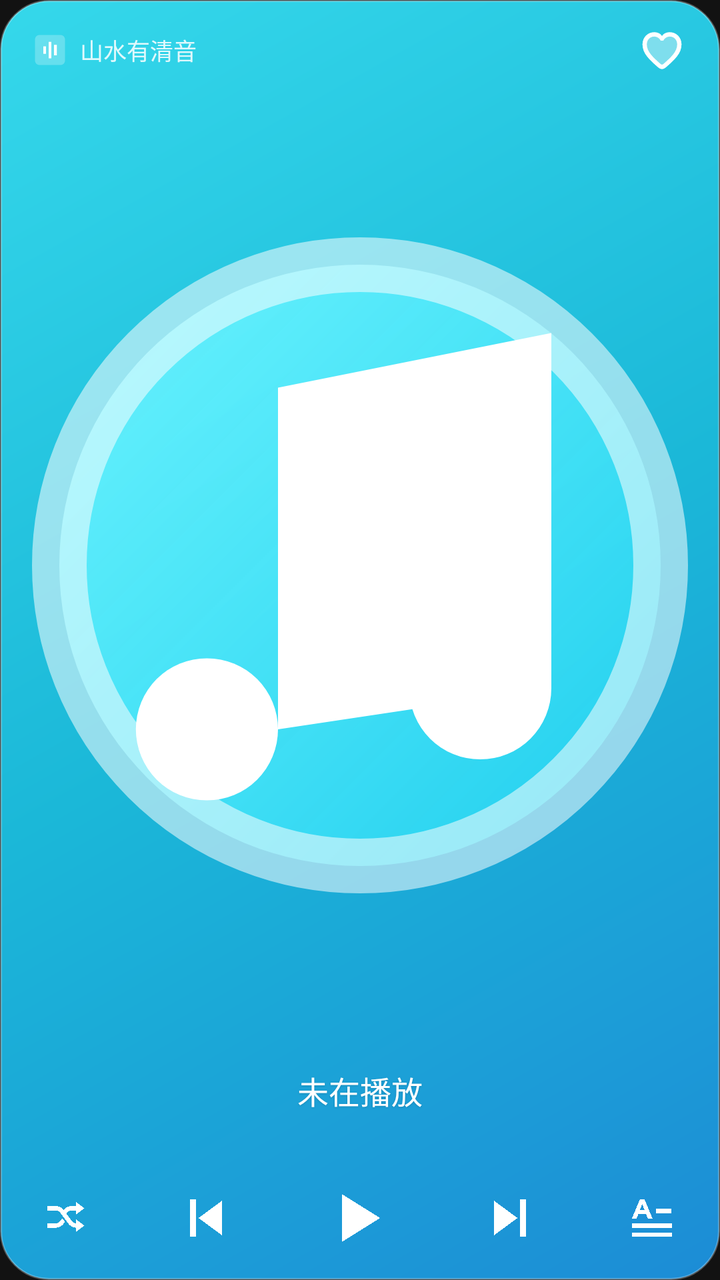
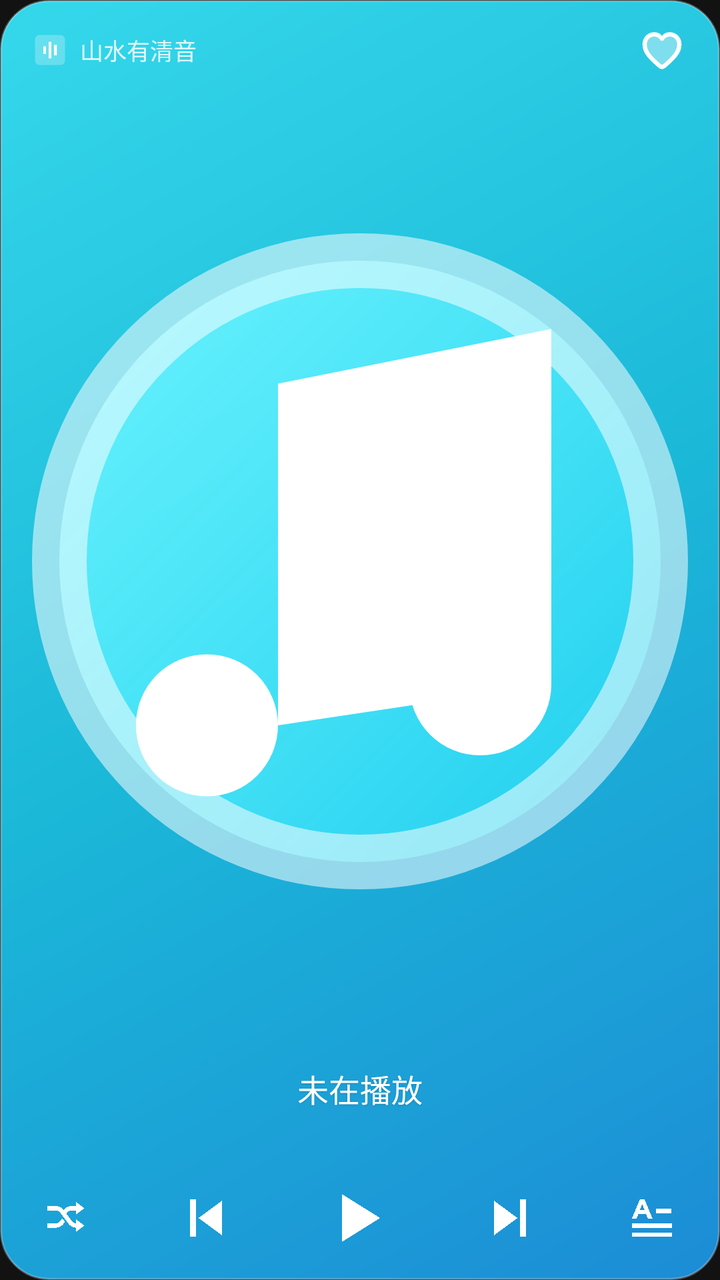

Before-and-after screenshots of an Android layout around one commit, followed by the original layout XML and the change that was made.
<!-- AndroidManifest.xml: application theme Theme.Sonance -->
<!-- res/layout/widget_large.xml -->
<?xml version="1.0" encoding="utf-8"?>
<FrameLayout xmlns:android="http://schemas.android.com/apk/res/android"
    android:id="@+id/widget_root"
    android:layout_width="match_parent"
    android:layout_height="match_parent"
    android:background="@android:color/transparent">

    <ImageView
        android:id="@+id/widget_bg_img"
        android:layout_width="match_parent"
        android:layout_height="match_parent"
        android:importantForAccessibility="no"
        android:scaleType="fitXY"
        android:src="@drawable/widget_bg" />

    <LinearLayout
        android:layout_width="match_parent"
        android:layout_height="match_parent"
        android:orientation="vertical"
        android:paddingStart="16dp"
        android:paddingTop="12dp"
        android:paddingEnd="16dp"
        android:paddingBottom="12dp">

        
        <LinearLayout
            android:layout_width="match_parent"
            android:layout_height="wrap_content"
            android:gravity="center_vertical"
            android:orientation="horizontal">

            <ImageView
                android:layout_width="18dp"
                android:layout_height="18dp"
                android:importantForAccessibility="no"
                android:scaleType="fitCenter"
                android:src="@drawable/widget_ic_brand_badge" />

            <TextView
                android:id="@+id/widget_brand"
                android:layout_width="0dp"
                android:layout_height="wrap_content"
                android:layout_marginStart="6dp"
                android:layout_weight="1"
                android:fontFamily="sans-serif-medium"
                android:includeFontPadding="false"
                android:maxLines="1"
                android:text="@string/widget_brand"
                android:textColor="#D9FFFFFF"
                android:textSize="11.5sp" />

            <ImageView
                android:id="@+id/widget_fav"
                android:layout_width="26dp"
                android:layout_height="26dp"
                android:background="@drawable/widget_btn_ripple"
                android:contentDescription="@string/widget_fav_desc"
                android:scaleType="fitCenter"
                android:src="@drawable/widget_ic_heart_outline" />
        </LinearLayout>

        
        <FrameLayout
            android:layout_width="match_parent"
            android:layout_height="0dp"
            android:layout_marginTop="4dp"
            android:layout_weight="1">

            <ImageView
                android:id="@+id/widget_cover"
                android:layout_width="match_parent"
                android:layout_height="match_parent"
                android:contentDescription="@string/widget_cover_desc"
                android:scaleType="fitCenter"
                android:src="@drawable/widget_placeholder" />
        </FrameLayout>

        
        <FrameLayout
            android:layout_width="match_parent"
            android:layout_height="wrap_content"
            android:layout_marginTop="6dp"
            android:minHeight="32dp">

            <LinearLayout
                android:id="@+id/widget_info_group"
                android:layout_width="match_parent"
                android:layout_height="wrap_content"
                android:layout_gravity="center_vertical"
                android:orientation="vertical">

                <TextView
                    android:id="@+id/widget_title"
                    android:layout_width="match_parent"
                    android:layout_height="wrap_content"
                    android:ellipsize="end"
                    android:fontFamily="sans-serif-medium"
                    android:gravity="center_horizontal"
                    android:includeFontPadding="false"
                    android:maxLines="1"
                    android:shadowColor="#26000000"
                    android:shadowDy="1"
                    android:shadowRadius="2"
                    android:text="@string/widget_idle_title"
                    android:textColor="#FFFFFFFF"
                    android:textSize="15.5sp" />

                <TextView
                    android:id="@+id/widget_artist"
                    android:layout_width="0dp"
                    android:layout_height="0dp"
                    android:visibility="gone" />
            </LinearLayout>

            <LinearLayout
                android:id="@+id/widget_lyric_group"
                android:layout_width="match_parent"
                android:layout_height="wrap_content"
                android:layout_gravity="center_vertical"
                android:orientation="vertical"
                android:paddingTop="2dp"
                android:paddingBottom="2dp"
                android:visibility="gone">

                <TextView
                    android:id="@+id/widget_lyric_prev"
                    android:layout_width="match_parent"
                    android:layout_height="wrap_content"
                    android:ellipsize="end"
                    android:gravity="center_horizontal"
                    android:includeFontPadding="false"
                    android:maxLines="1"
                    android:textColor="#99FFFFFF"
                    android:textSize="12sp" />

                <TextView
                    android:id="@+id/widget_lyric_cur"
                    android:layout_width="match_parent"
                    android:layout_height="wrap_content"
                    android:layout_marginTop="4dp"
                    android:layout_marginBottom="4dp"
                    android:ellipsize="end"
                    android:fontFamily="sans-serif-medium"
                    android:gravity="center_horizontal"
                    android:includeFontPadding="false"
                    android:maxLines="2"
                    android:shadowColor="#26000000"
                    android:shadowDy="1"
                    android:shadowRadius="2"
                    android:textColor="#FFFFFFFF"
                    android:textSize="15.5sp" />

                <TextView
                    android:id="@+id/widget_lyric_next"
                    android:layout_width="match_parent"
                    android:layout_height="wrap_content"
                    android:ellipsize="end"
                    android:gravity="center_horizontal"
                    android:includeFontPadding="false"
                    android:maxLines="1"
                    android:textColor="#99FFFFFF"
                    android:textSize="12sp" />
            </LinearLayout>
        </FrameLayout>

        
        <LinearLayout
            android:id="@+id/widget_progress_row"
            android:layout_width="match_parent"
            android:layout_height="wrap_content"
            android:layout_marginTop="8dp"
            android:gravity="center_vertical"
            android:orientation="horizontal">

            <TextView
                android:id="@+id/widget_time_cur"
                android:layout_width="wrap_content"
                android:layout_height="wrap_content"
                android:includeFontPadding="false"
                android:textColor="#E6FFFFFF"
                android:textSize="10.5sp" />

            <ImageView
                android:id="@+id/widget_progress"
                android:layout_width="0dp"
                android:layout_height="8dp"
                android:layout_marginStart="8dp"
                android:layout_marginEnd="8dp"
                android:layout_weight="1"
                android:importantForAccessibility="no"
                android:scaleType="fitXY" />

            <TextView
                android:id="@+id/widget_time_total"
                android:layout_width="wrap_content"
                android:layout_height="wrap_content"
                android:includeFontPadding="false"
                android:textColor="#E6FFFFFF"
                android:textSize="10.5sp" />
        </LinearLayout>

        
        <LinearLayout
            android:id="@+id/widget_controls"
            android:layout_width="match_parent"
            android:layout_height="wrap_content"
            android:layout_marginTop="8dp"
            android:gravity="center_vertical"
            android:orientation="horizontal"
            android:paddingStart="4dp"
            android:paddingEnd="4dp">

            <ImageView
                android:id="@+id/widget_mode"
                android:layout_width="26dp"
                android:layout_height="26dp"
                android:background="@drawable/widget_btn_ripple"
                android:contentDescription="@string/widget_mode_desc"
                android:scaleType="fitCenter"
                android:src="@drawable/widget_ic_mode_shuffle" />

            <FrameLayout
                android:layout_width="0dp"
                android:layout_height="1dp"
                android:layout_weight="1" />

            <ImageView
                android:id="@+id/widget_prev"
                android:layout_width="30dp"
                android:layout_height="30dp"
                android:background="@drawable/widget_btn_ripple"
                android:contentDescription="@string/widget_prev_desc"
                android:scaleType="fitCenter"
                android:src="@drawable/widget_ic_prev" />

            <FrameLayout
                android:layout_width="0dp"
                android:layout_height="1dp"
                android:layout_weight="1" />

            <ImageView
                android:id="@+id/widget_play"
                android:layout_width="38dp"
                android:layout_height="38dp"
                android:background="@drawable/widget_btn_ripple"
                android:contentDescription="@string/widget_play_desc"
                android:scaleType="fitCenter"
                android:src="@drawable/widget_ic_play" />

            <FrameLayout
                android:layout_width="0dp"
                android:layout_height="1dp"
                android:layout_weight="1" />

            <ImageView
                android:id="@+id/widget_next"
                android:layout_width="30dp"
                android:layout_height="30dp"
                android:background="@drawable/widget_btn_ripple"
                android:contentDescription="@string/widget_next_desc"
                android:scaleType="fitCenter"
                android:src="@drawable/widget_ic_next" />

            <FrameLayout
                android:layout_width="0dp"
                android:layout_height="1dp"
                android:layout_weight="1" />

            <ImageView
                android:id="@+id/widget_lyric_toggle"
                android:layout_width="28dp"
                android:layout_height="28dp"
                android:background="@drawable/widget_btn_ripple"
                android:contentDescription="@string/widget_lyric_desc"
                android:scaleType="fitCenter"
                android:src="@drawable/widget_ic_lyric" />
        </LinearLayout>
    </LinearLayout>
</FrameLayout>
<!-- resources referenced by this layout -->
<resources>
  <!-- drawable widget_bg (drawable) -->
  <?xml version="1.0" encoding="utf-8"?>
  <shape xmlns:android="http://schemas.android.com/apk/res/android"
      android:shape="rectangle">
      <gradient
          android:angle="315"
          android:centerColor="#FF1BB8D8"
          android:endColor="#FF1C8CD6"
          android:startColor="#FF35D8EB"
          android:type="linear" />
      <corners android:radius="24dp" />
      <stroke
          android:width="1dp"
          android:color="#48FFFFFF" />
  </shape>
  <!-- drawable widget_btn_ripple (drawable) -->
  <?xml version="1.0" encoding="utf-8"?>
  <ripple xmlns:android="http://schemas.android.com/apk/res/android"
      android:color="#33FFFFFF" />
  <!-- drawable widget_ic_next (drawable) -->
  <?xml version="1.0" encoding="utf-8"?>
  <vector xmlns:android="http://schemas.android.com/apk/res/android"
      android:width="24dp"
      android:height="24dp"
      android:viewportWidth="24"
      android:viewportHeight="24">
      <path
          android:fillColor="#FFFFFFFF"
          android:pathData="M5.5,5 L15,12 L5.5,19 Z" />
      <path
          android:fillColor="#FFFFFFFF"
          android:pathData="M16.1,4.5h2.4v15h-2.4z" />
  </vector>
  <!-- drawable widget_ic_play (drawable) -->
  <?xml version="1.0" encoding="utf-8"?>
  <vector xmlns:android="http://schemas.android.com/apk/res/android"
      android:width="24dp"
      android:height="24dp"
      android:viewportWidth="24"
      android:viewportHeight="24">
      <path
          android:fillColor="#FFFFFFFF"
          android:pathData="M7,4.5 L19,12 L7,19.5 Z" />
  </vector>
  <!-- drawable widget_ic_prev (drawable) -->
  <?xml version="1.0" encoding="utf-8"?>
  <vector xmlns:android="http://schemas.android.com/apk/res/android"
      android:width="24dp"
      android:height="24dp"
      android:viewportWidth="24"
      android:viewportHeight="24">
      <path
          android:fillColor="#FFFFFFFF"
          android:pathData="M18.5,5 L9,12 L18.5,19 Z" />
      <path
          android:fillColor="#FFFFFFFF"
          android:pathData="M5.5,4.5h2.4v15h-2.4z" />
  </vector>
  <string name="widget_brand">山水有清音</string>
  <string name="widget_cover_desc">专辑封面</string>
  <string name="widget_fav_desc">收藏或取消收藏</string>
  <string name="widget_idle_title">未在播放</string>
  <string name="widget_lyric_desc">显示或隐藏歌词</string>
  <string name="widget_mode_desc">切换播放模式</string>
  <string name="widget_next_desc">下一首</string>
  <string name="widget_play_desc">播放或暂停</string>
  <string name="widget_prev_desc">上一首</string>
  <style name="Theme.Sonance" parent="android:Theme.Material.NoActionBar">
          <item name="android:windowBackground">@color/window_bg</item>
          <item name="android:statusBarColor">@android:color/transparent</item>
          <item name="android:navigationBarColor">@android:color/transparent</item>
          <item name="android:windowDrawsSystemBarBackgrounds">true</item>
          <item name="android:windowLayoutInDisplayCutoutMode">shortEdges</item>
          <item name="android:windowLightStatusBar">false</item>
          <item name="android:colorAccent">#FFE8A838</item>
      </style>
  <!-- drawable widget_ic_note (drawable) -->
  <?xml version="1.0" encoding="utf-8"?>
  <vector xmlns:android="http://schemas.android.com/apk/res/android"
      android:width="24dp"
      android:height="24dp"
      android:viewportWidth="24"
      android:viewportHeight="24">
      <path
          android:fillColor="#FFFFFFFF"
          android:pathData="M9,18V5.5l10,-2v13" />
      <path
          android:fillColor="#FFFFFFFF"
          android:pathData="M9,18a2.6,2.6 0 1,1 -2.6,-2.6 2.6,2.6 0 0,1 2.6,2.6z" />
      <path
          android:fillColor="#FFFFFFFF"
          android:pathData="M19,16.5a2.6,2.6 0 1,1 -2.6,-2.6 2.6,2.6 0 0,1 2.6,2.6z" />
  </vector>
  <color name="window_bg">#FF121212</color>
  <!-- unchanged entries left out for length: 5 -->
</resources>

<!-- the commit's change to res/layout/widget_large.xml (unified diff, before → after) -->
@@ -63,7 +63,7 @@
         <FrameLayout
             android:layout_width="match_parent"
             android:layout_height="0dp"
-            android:layout_marginTop="4dp"
+            android:layout_marginTop="2dp"
             android:layout_weight="1">
 
             <ImageView
@@ -79,8 +79,8 @@
         <FrameLayout
             android:layout_width="match_parent"
             android:layout_height="wrap_content"
-            android:layout_marginTop="6dp"
-            android:minHeight="32dp">
+            android:layout_marginTop="8dp"
+            android:minHeight="30dp">
 
             <LinearLayout
                 android:id="@+id/widget_info_group"
@@ -183,7 +183,7 @@
             <ImageView
                 android:id="@+id/widget_progress"
                 android:layout_width="0dp"
-                android:layout_height="8dp"
+                android:layout_height="7dp"
                 android:layout_marginStart="8dp"
                 android:layout_marginEnd="8dp"
                 android:layout_weight="1"
@@ -204,7 +204,7 @@
             android:id="@+id/widget_controls"
             android:layout_width="match_parent"
             android:layout_height="wrap_content"
-            android:layout_marginTop="8dp"
+            android:layout_marginTop="10dp"
             android:gravity="center_vertical"
             android:orientation="horizontal"
             android:paddingStart="4dp"
